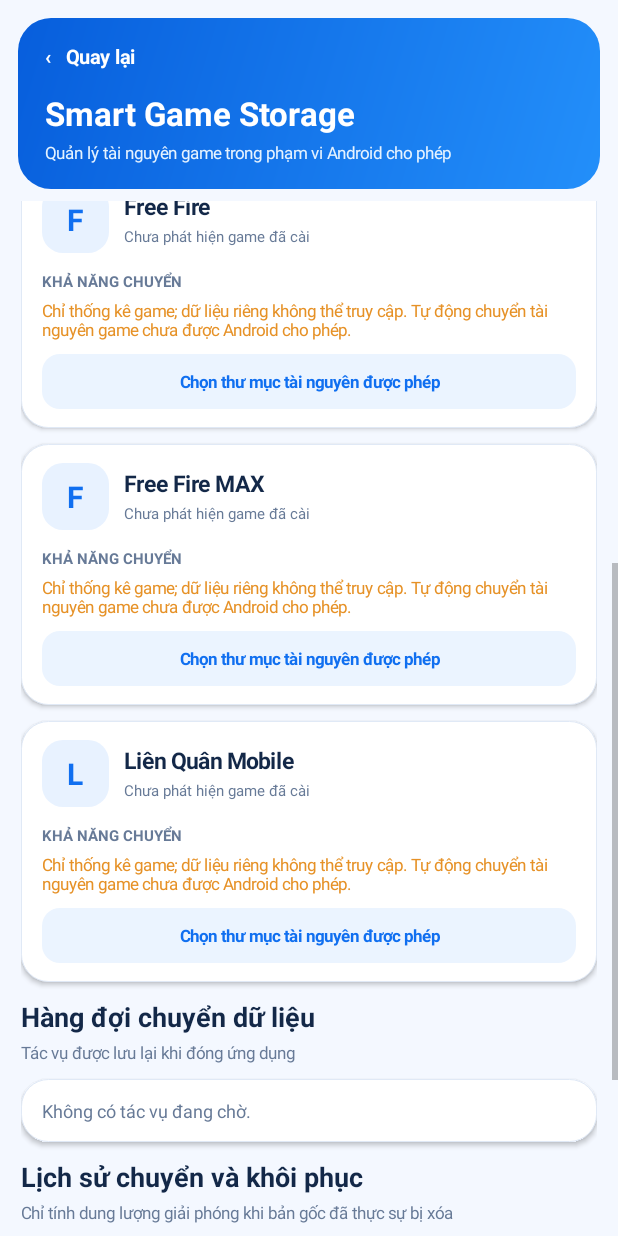
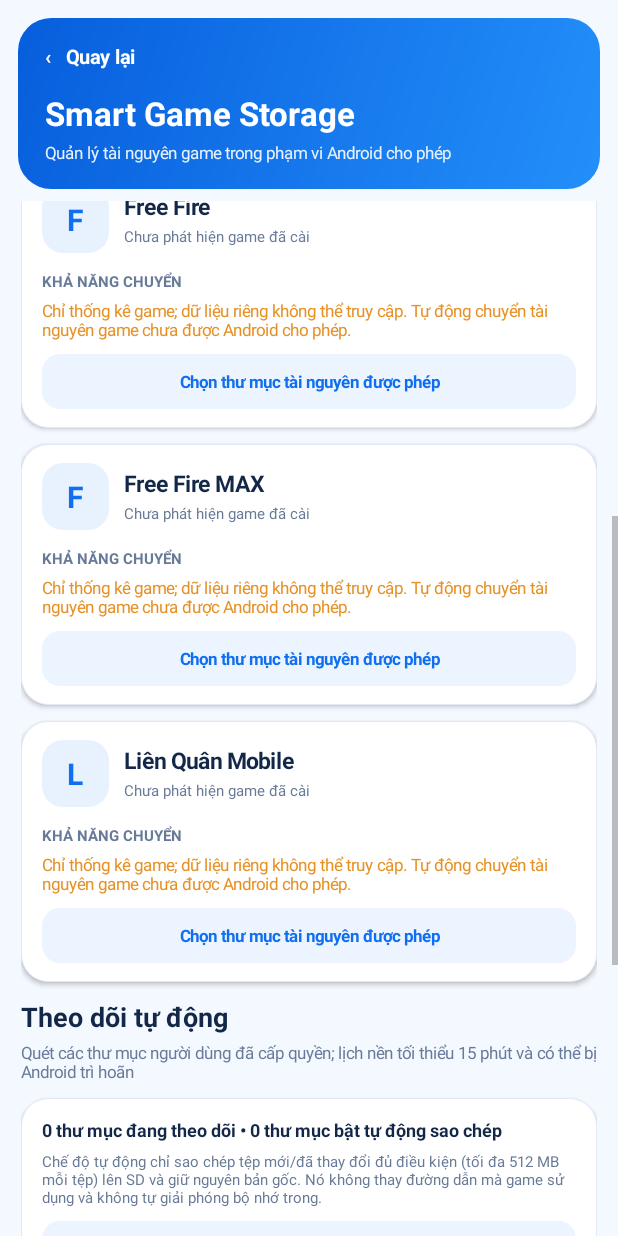
Before and after one commit to dev-nero-vn/SeverMinecraft, an Android app: the SmartGameStorageActivity screen opened directly, with no data from a screen before it, scrolled down 482 dp, on a phone screen of 412 x 824 dp. Run offline under Robolectric (Android 15) with nearby library versions, the phone set to English and light mode, and no system bars; 2 statements that could not run were skipped.

Commit message:
Baseline snapshots and add automatic scan controls before enabling auto-copy

```diff
--- a/app/src/main/java/com/nero/sdstorage/SmartGameStorageActivity.kt
+++ b/app/src/main/java/com/nero/sdstorage/SmartGameStorageActivity.kt
@@ -131,6 +131,11 @@ class SmartGameStorageActivity : Activity() {
         window.statusBarColor = Color.rgb(7, 74, 177)
         window.navigationBarColor = Color.WHITE
         buildLayout()
+        games.forEach { game ->
+            prefs.getString(GAME_TREE_PREFIX + game.packageName, null)?.let { savedTree ->
+                database.saveFolder(game.packageName, game.name, Uri.parse(savedTree))
+            }
+        }
         SmartGameWork.schedule(this)
         val filter = IntentFilter().apply {
             addAction(ACTION_PROGRESS)
@@ -418,6 +423,24 @@ class SmartGameStorageActivity : Activity() {
     }
 
     private fun addQueueAndHistory() {
+        addSection("Theo dõi tự động", "Quét các thư mục người dùng đã cấp quyền; lịch nền tối thiểu 15 phút và có thể bị Android trì hoãn")
+        val trackedFolders = database.getFolders()
+        addCard {
+            addView(makeText(
+                trackedFolders.size.toString() + " thư mục đang theo dõi • " +
+                    trackedFolders.count { it.autoCopy } + " thư mục bật tự động sao chép",
+                12f, ink, true
+            ))
+            addView(makeText(
+                "Chế độ tự động chỉ sao chép tệp mới/đã thay đổi đủ điều kiện (tối đa 512 MB mỗi tệp) lên SD và giữ nguyên bản gốc. Nó không thay đường dẫn mà game sử dụng và không tự giải phóng bộ nhớ trong.",
+                10f, muted
+            ), LinearLayout.LayoutParams(-1, -2).apply { topMargin = dp(6) })
+            addButton("Quét ngay các thư mục đã theo dõi", Color.rgb(235, 244, 255), blue) {
+                SmartGameWork.scanNow(this@SmartGameStorageActivity)
+                toast("Đã xếp lịch quét. Kết quả mới sẽ được thông báo khi hoàn tất.")
+            }
+        }
+
         addSection("Hàng đợi chuyển dữ liệu", "Tác vụ được lưu lại khi đóng ứng dụng")
         val jobs = database.getJobs()
         if (jobs.isEmpty()) {
@@ -605,8 +628,15 @@ class SmartGameStorageActivity : Activity() {
                         break
                     }
                     val size = child.length().coerceAtLeast(0L)
+                    val fileName = child.name ?: "tệp-không-tên"
                     total += size
-                    files.add(GameFile(child.uri, child.name ?: "tệp-không-tên", size))
+                    files.add(GameFile(child.uri, fileName, size))
+                    if (pendingPackage.isNotBlank()) {
+                        database.recordSnapshot(
+                            pendingPackage, child.uri, fileName, size,
+                            child.lastModified(), child.type
+                        )
+                    }
                 }
             }
             if (truncated) break
```
